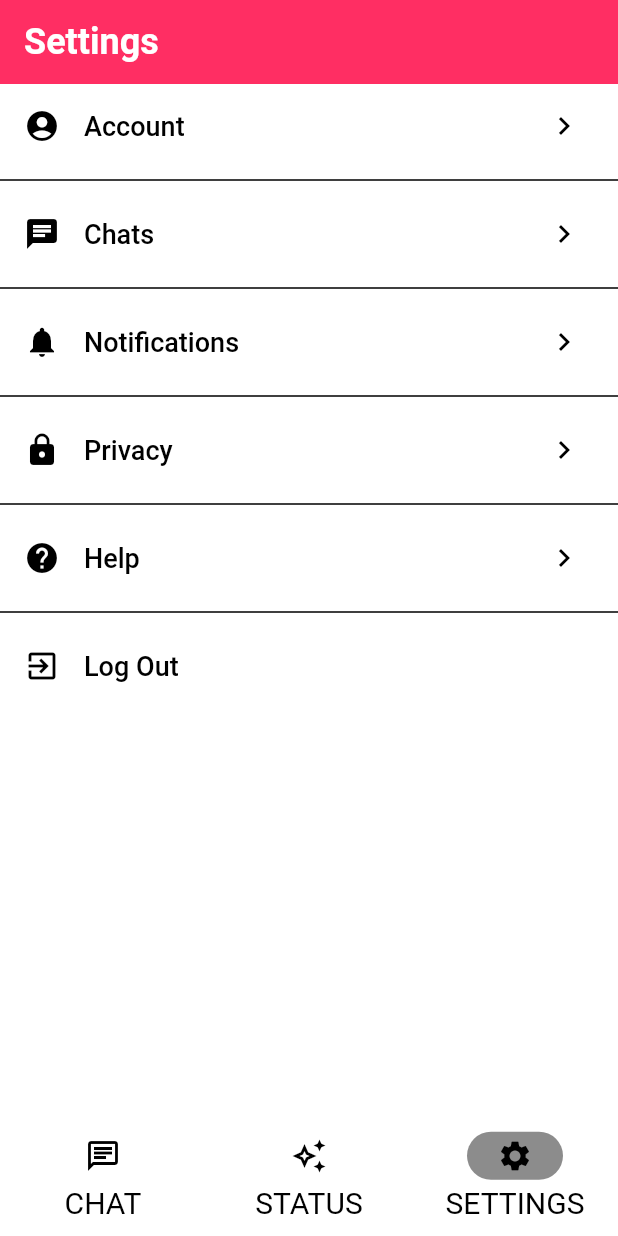
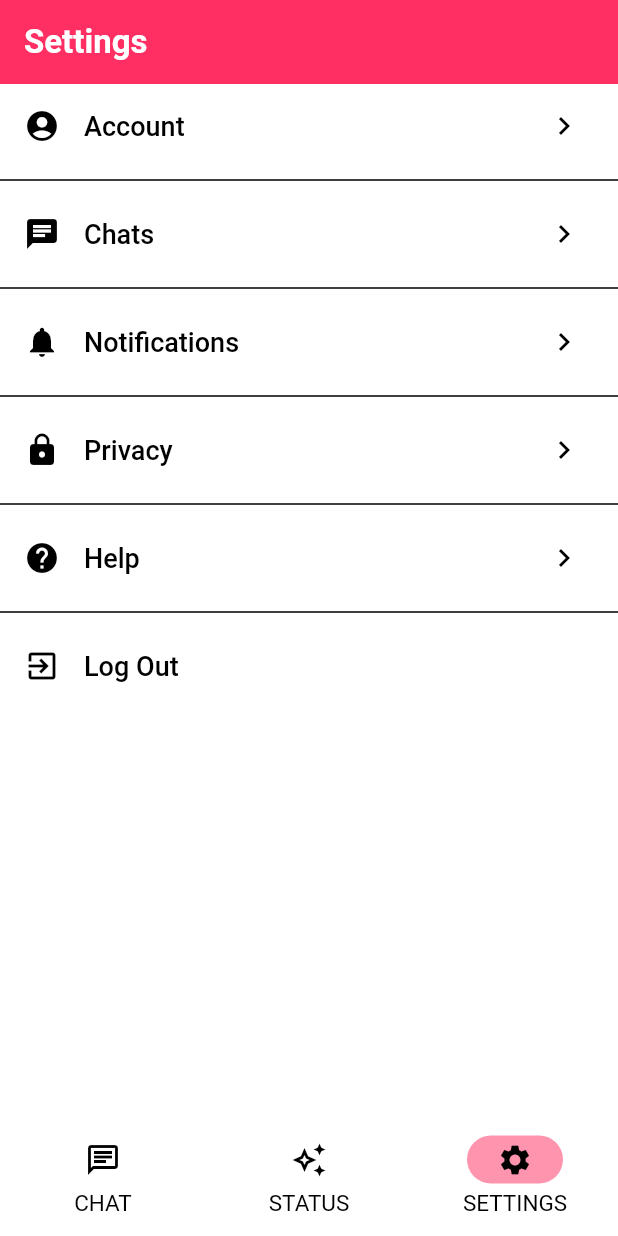
Before and after one commit to PrathameshPatil-01/CHAT_APP-FLUTTER, a Flutter app: the MobileLayoutScreen screen opened directly, item 3 of the bottom bar chosen, on a phone screen of 412 x 824 dp. Run offline on Flutter 3.47's test engine with Material 2 defaults, Android fonts, the phone set to English and light mode, and no system bars; our stand-ins replace audioplayers, cached_network_image, cloud_firestore, country_picker, emoji_picker_flutter, firebase_auth and 8 more; missing offline and left inert: agora_uikit, cached_video_player, enough_giphy_flutter, flutter_sound; accounts and stored records are empty; network calls fail.

Commit message:
updated_fontsize

```diff
--- a/lib/chatapptheme.dart
+++ b/lib/chatapptheme.dart
@@ -29,24 +29,27 @@ class ChatAppTheme {
     // Text Theme
     textTheme: const TextTheme(
       titleLarge: TextStyle(
+        color: Color.fromRGBO(0, 0, 0, 1),
         fontWeight: FontWeight.bold,
-        fontSize: 24.0,
+        fontSize: 22.0,
       ),
       titleMedium: TextStyle(
+        color: Color.fromRGBO(0, 0, 0, 1),
         fontWeight: FontWeight.bold,
-        fontSize: 22.0,
+        fontSize: 20.0,
       ),
       titleSmall: TextStyle(
         color: Color.fromRGBO(0, 0, 0, 1),
         fontWeight: FontWeight.bold,
-        fontSize: 20.0,
+        fontSize: 18.0,
       ),
       bodyLarge: TextStyle(
+        color: Color.fromRGBO(0, 0, 0, 1),
         fontSize: 18.0,
       ),
       bodyMedium: TextStyle(
         color: Color.fromRGBO(0, 0, 0, 1),
-        fontSize: 16.0,
+        fontSize: 17.0,
       ),
       bodySmall: TextStyle(
         fontWeight: FontWeight.bold,
@@ -56,11 +59,11 @@ class ChatAppTheme {
       labelLarge: TextStyle(
         color: Color.fromRGBO(0, 0, 0, 1),
         fontWeight: FontWeight.bold,
-        fontSize: 22.0,
+        fontSize: 17.0,
       ),
       labelMedium: TextStyle(
         color: Color.fromRGBO(0, 0, 0, 1),
-        fontSize: 20.0,
+        fontSize: 15.0,
       ),
     ),
 
@@ -101,24 +104,27 @@ class ChatAppTheme {
     // Text Theme
     textTheme: const TextTheme(
       titleLarge: TextStyle(
+        color: Color.fromRGBO(255, 255, 255, 1),
         fontWeight: FontWeight.bold,
-        fontSize: 24.0,
+        fontSize: 22.0,
       ),
       titleMedium: TextStyle(
+        color: Color.fromRGBO(255, 255, 255, 1),
         fontWeight: FontWeight.bold,
-        fontSize: 22.0,
+        fontSize: 20.0,
       ),
       titleSmall: TextStyle(
         fontWeight: FontWeight.bold,
         color: Color.fromRGBO(255, 255, 255, 1),
-        fontSize: 20.0,
+        fontSize: 18.0,
       ),
       bodyLarge: TextStyle(
+        color: Color.fromRGBO(255, 255, 255, 1),
         fontSize: 18.0,
       ),
       bodyMedium: TextStyle(
         color: Color.fromRGBO(255, 255, 255, 1),
-        fontSize: 16.0,
+        fontSize: 17.0,
       ),
       bodySmall: TextStyle(
         fontWeight: FontWeight.bold,
@@ -128,11 +134,11 @@ class ChatAppTheme {
       labelLarge: TextStyle(
         color: Color.fromRGBO(255, 255, 255, 1),
         fontWeight: FontWeight.bold,
-        fontSize: 22.0,
+        fontSize: 17.0,
       ),
       labelMedium: TextStyle(
         color: Color.fromRGBO(255, 255, 255, 1),
-        fontSize: 18.0,
+        fontSize: 15.0,
       ),
     ),
 
--- a/lib/features/select_contacts/screens/select_contacts_screen.dart
+++ b/lib/features/select_contacts/screens/select_contacts_screen.dart
@@ -47,7 +47,9 @@ class SelectContactsScreenState extends ConsumerState<SelectContactsScreen> {
           : AppBar(
               title: Text(
                 'Select contact',
-                style: Theme.of(context).textTheme.titleMedium,
+                style: Theme.of(context).textTheme.titleMedium!.copyWith(
+                      color: Theme.of(context).appBarTheme.foregroundColor,
+                    ),
               ),
               actions: [
                 IconButton(
--- a/lib/mobile_layout_screen.dart
+++ b/lib/mobile_layout_screen.dart
@@ -64,7 +64,9 @@ class _MobileLayoutScreenState extends ConsumerState<MobileLayoutScreen>
             centerTitle: false,
             title: Text(
               'ChatApp',
-              style: Theme.of(context).textTheme.titleMedium,
+              style: Theme.of(context).textTheme.titleMedium!.copyWith(
+                    color: Theme.of(context).appBarTheme.foregroundColor,
+                  ),
             ),
             actions: switch (_selectedIndex) {
               0 => [
@@ -140,7 +142,7 @@ class _MobileLayoutScreenState extends ConsumerState<MobileLayoutScreen>
         body: _widgetOptions.elementAt(_selectedIndex),
         bottomNavigationBar: NavigationBar(
           onDestinationSelected: _onItemTapped,
-          indicatorColor: const Color.fromARGB(255, 140, 140, 140),
+          indicatorColor: const Color.fromARGB(130, 255, 46, 99),
           selectedIndex: _selectedIndex,
           destinations: const <Widget>[
             NavigationDestination(
```
Also changed, not shown: lib/features/chat/screens/mobile_chat_screen.dart (+9 -2 lines).
